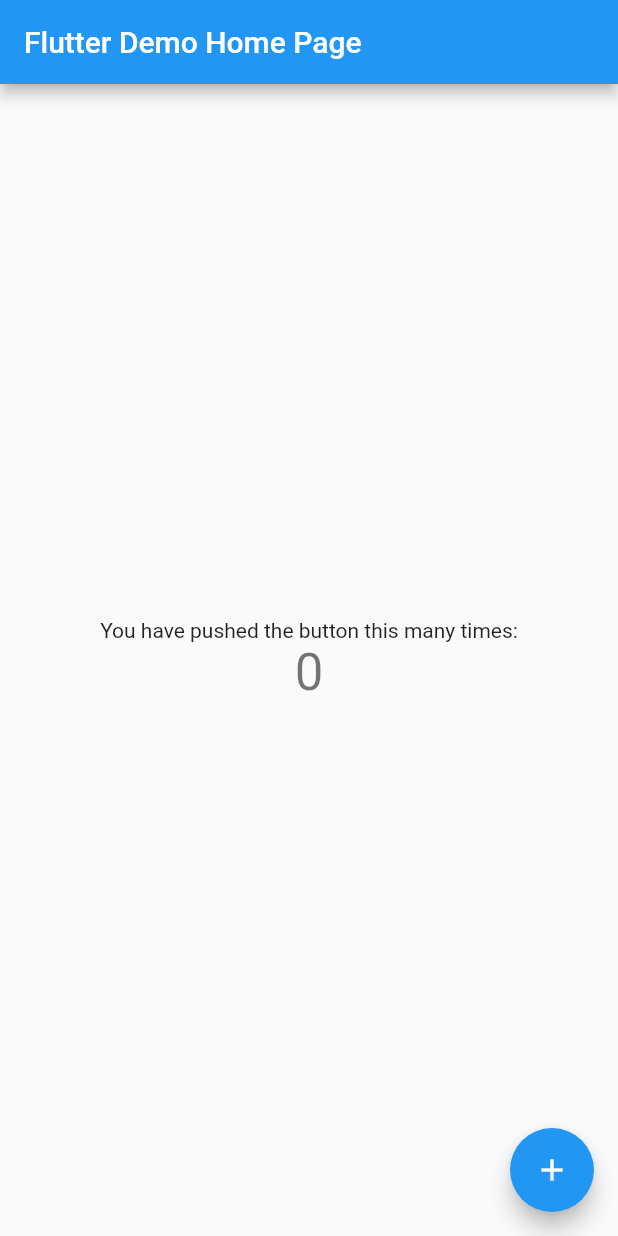
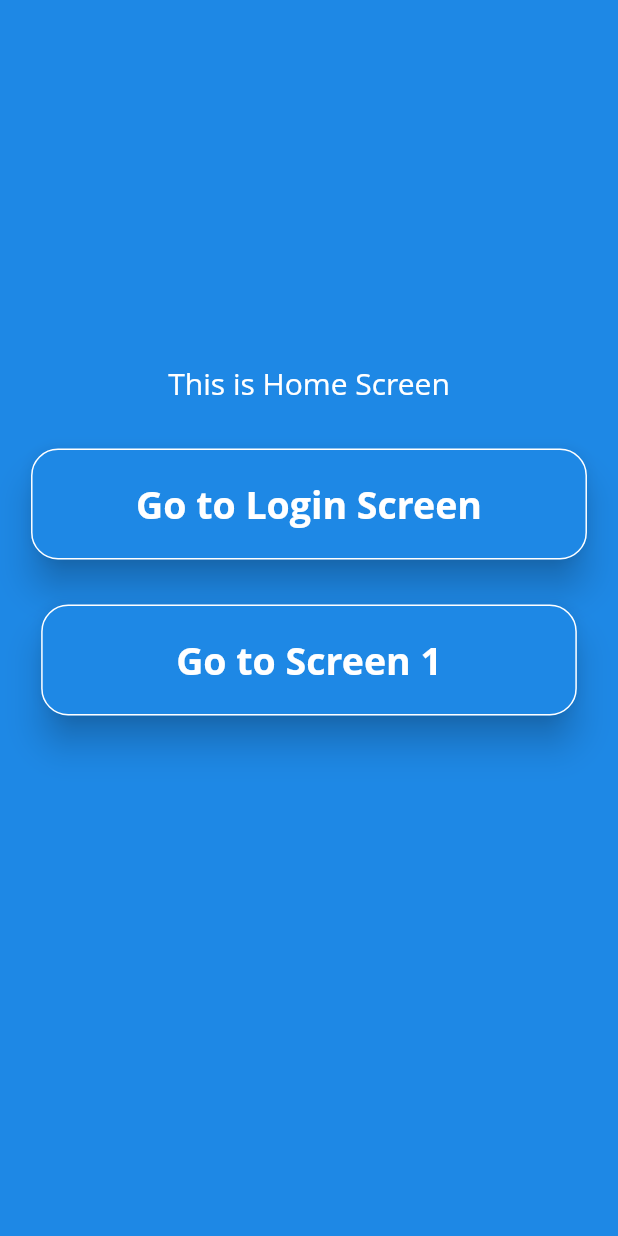
Before and after one commit to cfg2020apac/team-7, a Flutter app: the screen it shows after launch, on a phone screen of 412 x 824 dp. Run offline on Flutter 3.47's test engine with Material 2 defaults, Android fonts, the phone set to English and light mode, and no system bars; Roboto replaces fonts that are missing (Open Sans).

Commit message:
Commit 2

```diff
--- /dev/null
+++ b/lib/components/buttons.dart
@@ -0,0 +1,49 @@
+
+
+import 'package:flutter/material.dart';
+
+class Button {
+
+  static getChoiceButton(
+      context, double widthBtn, String text, Object o) {
+    return Container(
+        child: RaisedButton(
+      elevation: 10,
+      shape: RoundedRectangleBorder(
+          borderRadius: BorderRadius.circular(18.0),
+          side: BorderSide(color: Colors.white)),
+      padding: EdgeInsets.fromLTRB(widthBtn, 20, widthBtn, 20),
+      textColor: Colors.white,
+      color: Colors.blue[600],
+      onPressed: () {
+        Navigator.push(
+          context,
+          MaterialPageRoute(builder: (context) => o),
+        );
+      },
+      child: Column(children: <Widget>[
+        Text(text, style: TextStyle(fontSize: 25, fontWeight: FontWeight.bold))
+      ]),
+    ));
+  }
+
+  static getRaisedButton(context, double widthBtn, String text, Object o) {
+    return RaisedButton(
+      shape: RoundedRectangleBorder(
+          borderRadius: BorderRadius.circular(18.0),
+          side: BorderSide(color: Colors.white)),
+      padding: EdgeInsets.fromLTRB(widthBtn, 10, widthBtn, 10),
+      textColor: Colors.white,
+      color: Colors.blue[400],
+      onPressed: () {
+        Navigator.push(
+          context,
+          MaterialPageRoute(builder: (context) => o),
+        );
+      },
+      child: Column(children: <Widget>[
+        Text(text, style: TextStyle(fontSize: 20, fontWeight: FontWeight.bold))
+      ]),
+    );
+  }
+}
--- a/lib/main.dart
+++ b/lib/main.dart
@@ -1,4 +1,5 @@
 import 'package:flutter/material.dart';
+import 'package:team7_app/views/welcome_screen.dart';
 
 void main() => runApp(MyApp());
 
@@ -7,105 +8,13 @@ class MyApp extends StatelessWidget {
   @override
   Widget build(BuildContext context) {
     return MaterialApp(
-      title: 'Flutter Demo',
-      theme: ThemeData(
-        // This is the theme of your application.
-        //
-        // Try running your application with "flutter run". You'll see the
-        // application has a blue toolbar. Then, without quitting the app, try
-        // changing the primarySwatch below to Colors.green and then invoke
-        // "hot reload" (press "r" in the console where you ran "flutter run",
-        // or simply save your changes to "hot reload" in a Flutter IDE).
-        // Notice that the counter didn't reset back to zero; the application
-        // is not restarted.
-        primarySwatch: Colors.blue,
-      ),
-      home: MyHomePage(title: 'Flutter Demo Home Page'),
-    );
+        debugShowCheckedModeBanner: false,
+        title: "Team 7",
+        theme: ThemeData(
+            textTheme: Theme.of(context).textTheme.apply(
+                fontFamily: 'Open Sans',
+                bodyColor: Colors.white,
+                displayColor: Colors.white)),
+        home: WelcomeScreen());
   }
 }
-
-class MyHomePage extends StatefulWidget {
-  MyHomePage({Key key, this.title}) : super(key: key);
-
-  // This widget is the home page of your application. It is stateful, meaning
-  // that it has a State object (defined below) that contains fields that affect
-  // how it looks.
-
-  // This class is the configuration for the state. It holds the values (in this
-  // case the title) provided by the parent (in this case the App widget) and
-  // used by the build method of the State. Fields in a Widget subclass are
-  // always marked "final".
-
-  final String title;
-
-  @override
-  _MyHomePageState createState() => _MyHomePageState();
-}
-
-class _MyHomePageState extends State<MyHomePage> {
-  int _counter = 0;
-
-  void _incrementCounter() {
-    setState(() {
-      // This call to setState tells the Flutter framework that something has
-      // changed in this State, which causes it to rerun the build method below
-      // so that the display can reflect the updated values. If we changed
-      // _counter without calling setState(), then the build method would not be
-      // called again, and so nothing would appear to happen.
-      _counter++;
-    });
-  }
-
-  @override
-  Widget build(BuildContext context) {
-    // This method is rerun every time setState is called, for instance as done
-    // by the _incrementCounter method above.
-    //
-    // The Flutter framework has been optimized to make rerunning build methods
-    // fast, so that you can just rebuild anything that needs updating rather
-    // than having to individually change instances of widgets.
-    return Scaffold(
-      appBar: AppBar(
-        // Here we take the value from the MyHomePage object that was created by
-        // the App.build method, and use it to set our appbar title.
-        title: Text(widget.title),
-      ),
-      body: Center(
-        // Center is a layout widget. It takes a single child and positions it
-        // in the middle of the parent.
-        child: Column(
-          // Column is also a layout widget. It takes a list of children and
-          // arranges them vertically. By default, it sizes itself to fit its
-          // children horizontally, and tries to be as tall as its parent.
-          //
-          // Invoke "debug painting" (press "p" in the console, choose the
-          // "Toggle Debug Paint" action from the Flutter Inspector in Android
-          // Studio, or the "Toggle Debug Paint" command in Visual Studio Code)
-          // to see the wireframe for each widget.
-          //
-          // Column has various properties to control how it sizes itself and
-          // how it positions its children. Here we use mainAxisAlignment to
-          // center the children vertically; the main axis here is the vertical
-          // axis because Columns are vertical (the cross axis would be
-          // horizontal).
-          mainAxisAlignment: MainAxisAlignment.center,
-          children: <Widget>[
-            Text(
-              'You have pushed the button this many times:',
-            ),
-            Text(
-              '$_counter',
-              style: Theme.of(context).textTheme.display1,
-            ),
-          ],
-        ),
-      ),
-      floatingActionButton: FloatingActionButton(
-        onPressed: _incrementCounter,
-        tooltip: 'Increment',
-        child: Icon(Icons.add),
-      ), // This trailing comma makes auto-formatting nicer for build methods.
-    );
-  }
-}
--- /dev/null
+++ b/lib/views/welcome_screen.dart
@@ -0,0 +1,34 @@
+import 'package:flutter/material.dart';
+import 'package:team7_app/components/buttons.dart';
+import 'package:team7_app/views/Screen1.dart';
+import 'package:team7_app/views/login.dart';
+
+class WelcomeScreen extends StatelessWidget {
+  Widget build(BuildContext context) {
+    return Scaffold(
+        backgroundColor: Colors.blue[600],
+        body: Center(
+            child: MediaQuery.removePadding(
+          context: context,
+          removeTop: true,
+          child: SingleChildScrollView(
+            child: Column(children: <Widget>[
+              Container(
+                height: 340,
+                child: Column(
+                  children: <Widget>[
+                    Text('This is Home Screen', style: TextStyle(fontSize: 20),),
+                    SizedBox(height: 30),
+                    Button.getChoiceButton(
+                        context, 70, "Go to Login Screen", DisplayForm()),
+                    SizedBox(height: 30),
+                    Button.getChoiceButton(
+                        context, 90, "Go to Screen 1", Screen1()),
+                  ],
+                ),
+              ),
+            ]),
+          ),
+        )));
+  }
+}
```
Also changed, not shown: lib/views/Screen1.dart (added, +25 -0 lines), lib/views/login.dart (added, +103 -0 lines), lib/views/text_field.dart (added, +22 -0 lines).
